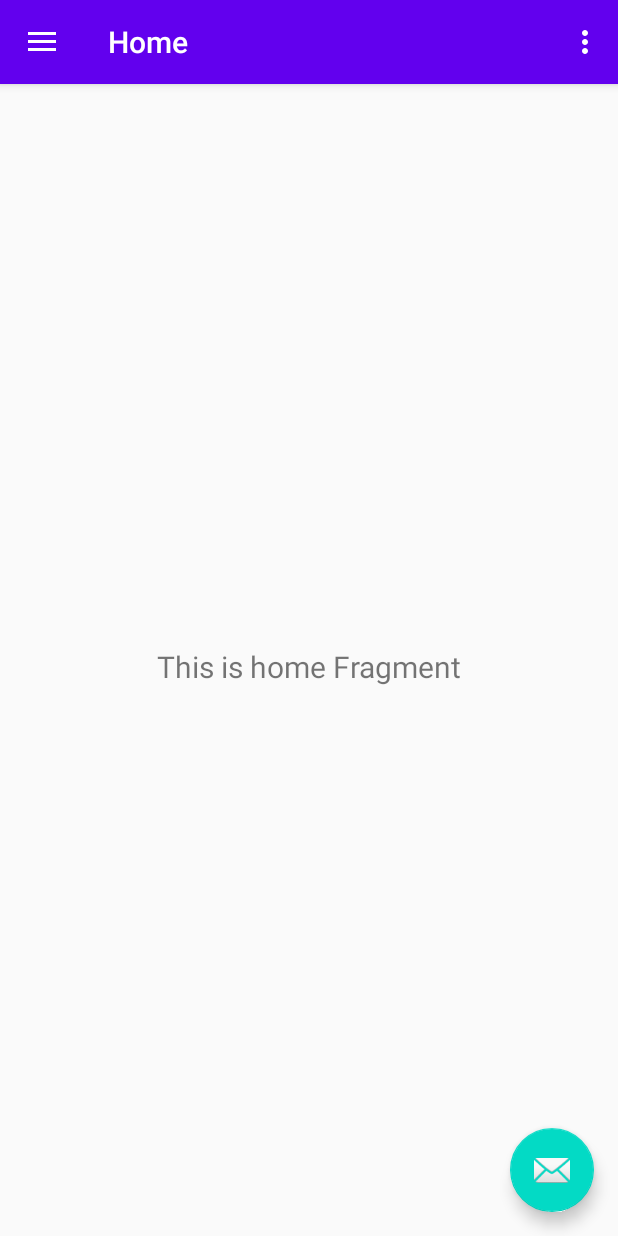
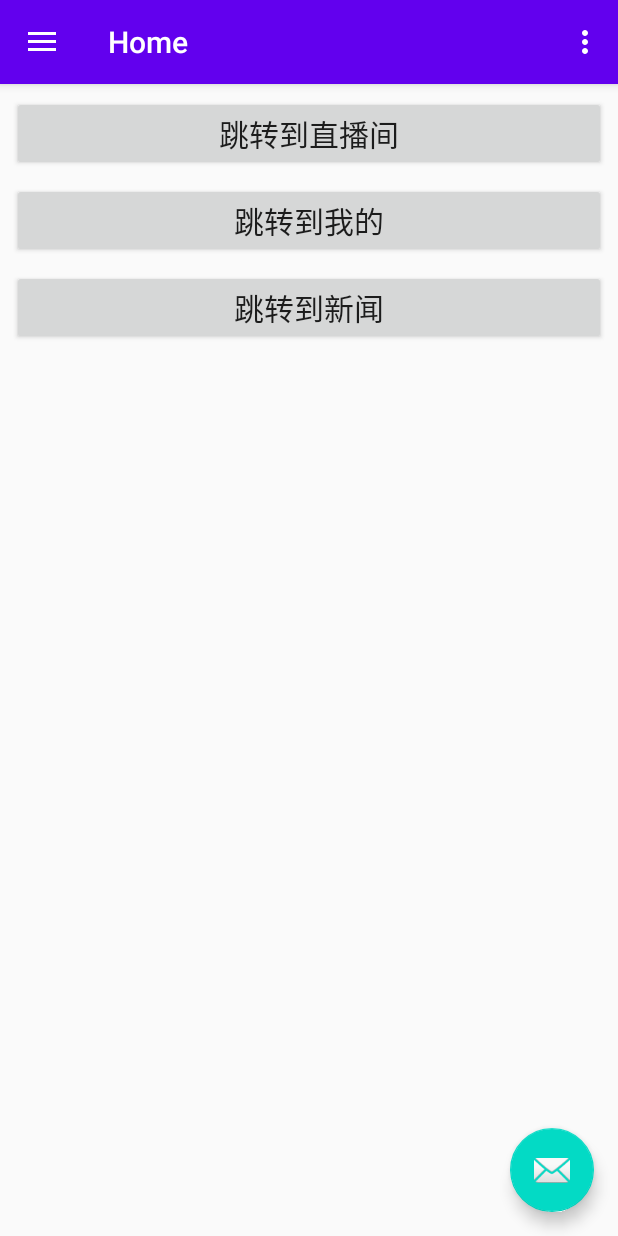
Before and after one commit to chonrp27512/zujianhuademo, an Android app: the screen it shows after launch (MainActivity), on a phone screen of 412 x 824 dp. Run offline under Robolectric (Android 15) with nearby library versions, the phone set to English and light mode, and no system bars; our stand-ins replace navigation-ui; libraries missing offline, so code that uses them is left out: com.alibaba.android.

Commit message:
main path路径

```diff
--- a/app/src/main/java/com/example/zujianhuademo/ui/home/HomeFragment.kt
+++ b/app/src/main/java/com/example/zujianhuademo/ui/home/HomeFragment.kt
@@ -1,13 +1,18 @@
 package com.example.zujianhuademo.ui.home
 
 import android.os.Bundle
+import android.util.Log
 import android.view.LayoutInflater
 import android.view.View
 import android.view.ViewGroup
+import android.widget.Button
 import android.widget.TextView
 import androidx.fragment.app.Fragment
 import androidx.lifecycle.Observer
 import androidx.lifecycle.ViewModelProviders
+import com.alibaba.android.arouter.facade.Postcard
+import com.alibaba.android.arouter.facade.callback.NavigationCallback
+import com.alibaba.android.arouter.launcher.ARouter
 import com.example.zujianhuademo.R
 
 class HomeFragment : Fragment() {
@@ -15,17 +20,84 @@ class HomeFragment : Fragment() {
     private lateinit var homeViewModel: HomeViewModel
 
     override fun onCreateView(
-            inflater: LayoutInflater,
-            container: ViewGroup?,
-            savedInstanceState: Bundle?
+        inflater: LayoutInflater,
+        container: ViewGroup?,
+        savedInstanceState: Bundle?
     ): View? {
         homeViewModel =
-                ViewModelProviders.of(this).get(HomeViewModel::class.java)
+            ViewModelProviders.of(this).get(HomeViewModel::class.java)
         val root = inflater.inflate(R.layout.fragment_home, container, false)
-        val textView: TextView = root.findViewById(R.id.text_home)
-        homeViewModel.text.observe(viewLifecycleOwner, Observer {
-            textView.text = it
-        })
+        val skip_live: Button = root.findViewById(R.id.skip_live)
+        skip_live.setOnClickListener {
+            ARouter.getInstance().build("/live/home")
+                .navigation(context, object : NavigationCallback {
+                    override fun onFound(postcard: Postcard?) {
+                        Log.d("xxx", "onFound：" + postcard.toString())
+                    }
+
+                    override fun onLost(postcard: Postcard?) {
+                        Log.d("xxx", "onLost：" + postcard.toString())
+                    }
+
+                    override fun onArrival(postcard: Postcard?) {
+                        Log.d("xxx", "onArrival：" + postcard.toString())
+                    }
+
+                    override fun onInterrupt(postcard: Postcard?) {
+                        Log.d("xxx", "onInterrupt：" + postcard.toString())
+                    }
+
+                })
+        }
+
+        val skip_mine: Button = root.findViewById(R.id.skip_mine)
+        skip_mine.setOnClickListener {
+            ARouter.getInstance().build("/mine/home")
+                .navigation(context, object : NavigationCallback {
+                    override fun onFound(postcard: Postcard?) {
+                        Log.d("xxx", "onFound：" + postcard.toString())
+                    }
+
+                    override fun onLost(postcard: Postcard?) {
+                        Log.d("xxx", "onLost：" + postcard.toString())
+                    }
+
+                    override fun onArrival(postcard: Postcard?) {
+                        Log.d("xxx", "onArrival：" + postcard.toString())
+                    }
+
+                    override fun onInterrupt(postcard: Postcard?) {
+                        Log.d("xxx", "onInterrupt：" + postcard.toString())
+                    }
+
+                })
+        }
+
+        val skip_news: Button = root.findViewById(R.id.skip_news)
+        skip_news.setOnClickListener {
+            ARouter.getInstance().build("/news/home")
+                .navigation(context, object : NavigationCallback {
+                    override fun onFound(postcard: Postcard?) {
+                        Log.d("xxx", "onFound：" + postcard.toString())
+                    }
+
+                    override fun onLost(postcard: Postcard?) {
+                        Log.d("xxx", "onLost：" + postcard.toString())
+                    }
+
+                    override fun onArrival(postcard: Postcard?) {
+                        Log.d("xxx", "onArrival：" + postcard.toString())
+                    }
+
+                    override fun onInterrupt(postcard: Postcard?) {
+                        Log.d("xxx", "onInterrupt：" + postcard.toString())
+                    }
+
+                })
+        }
+
+
+
         return root
     }
 }
--- a/app/src/main/res/layout/fragment_home.xml
+++ b/app/src/main/res/layout/fragment_home.xml
@@ -1,22 +1,42 @@
 <?xml version="1.0" encoding="utf-8"?>
-<androidx.constraintlayout.widget.ConstraintLayout xmlns:android="http://schemas.android.com/apk/res/android"
+<LinearLayout xmlns:android="http://schemas.android.com/apk/res/android"
     xmlns:app="http://schemas.android.com/apk/res-auto"
     xmlns:tools="http://schemas.android.com/tools"
     android:layout_width="match_parent"
     android:layout_height="match_parent"
+    android:orientation="vertical"
     tools:context=".ui.home.HomeFragment">
 
-    <TextView
-        android:id="@+id/text_home"
+    <Button
+        android:id="@+id/skip_live"
         android:layout_width="match_parent"
         android:layout_height="wrap_content"
         android:layout_marginStart="8dp"
         android:layout_marginTop="8dp"
         android:layout_marginEnd="8dp"
+        android:text="跳转到直播间"
         android:textAlignment="center"
-        android:textSize="20sp"
-        app:layout_constraintBottom_toBottomOf="parent"
-        app:layout_constraintEnd_toEndOf="parent"
-        app:layout_constraintStart_toStartOf="parent"
-        app:layout_constraintTop_toTopOf="parent" />
-</androidx.constraintlayout.widget.ConstraintLayout>
+        android:textSize="20sp" />
+
+    <Button
+        android:id="@+id/skip_mine"
+        android:layout_width="match_parent"
+        android:layout_height="wrap_content"
+        android:layout_marginStart="8dp"
+        android:layout_marginTop="8dp"
+        android:layout_marginEnd="8dp"
+        android:text="跳转到我的"
+        android:textAlignment="center"
+        android:textSize="20sp" />
+
+    <Button
+        android:id="@+id/skip_news"
+        android:layout_width="match_parent"
+        android:layout_height="wrap_content"
+        android:layout_marginStart="8dp"
+        android:layout_marginTop="8dp"
+        android:layout_marginEnd="8dp"
+        android:text="跳转到新闻"
+        android:textAlignment="center"
+        android:textSize="20sp" />
+</LinearLayout>
```
